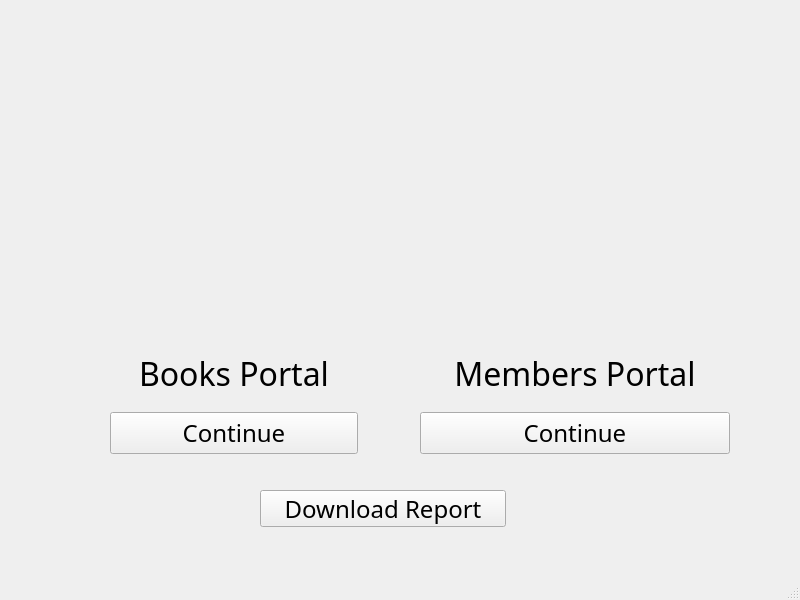
Before: the Qt Designer form ui/Dashboard Window.ui in amazinglySK/lms-400, drawn with Qt 5.
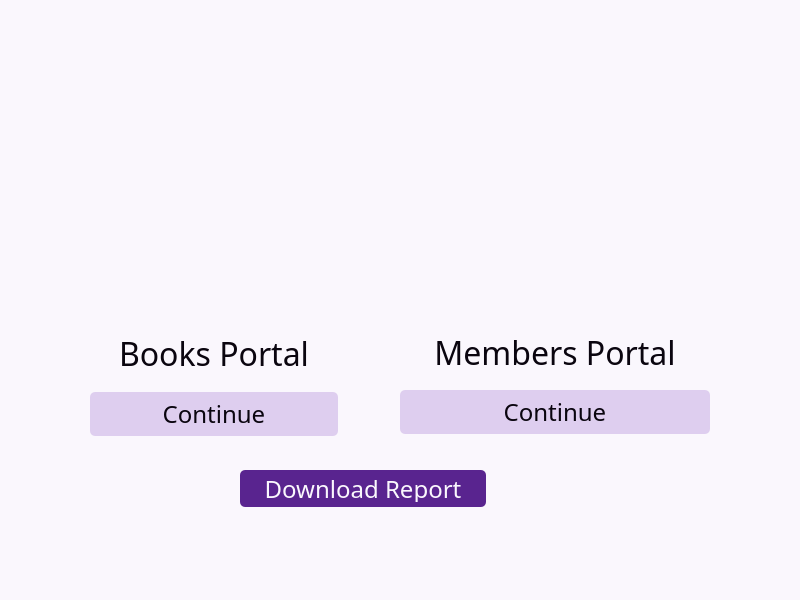
After: the same form once the commit is applied. Icons and pictures are not drawn.

```diff
--- a/ui/Dashboard Window.ui
+++ b/ui/Dashboard Window.ui
@@ -13,12 +13,15 @@
   <property name="windowTitle">
    <string>LMS - 400 | Dashboard</string>
   </property>
+  <property name="styleSheet">
+   <string notr="true">background-color : #faf7fd;</string>
+  </property>
   <widget class="QWidget" name="centralwidget">
    <widget class="QLabel" name="member_img">
     <property name="geometry">
      <rect>
-      <x>480</x>
-      <y>110</y>
+      <x>460</x>
+      <y>90</y>
       <width>191</width>
       <height>201</height>
      </rect>
@@ -36,8 +39,8 @@
    <widget class="QWidget" name="layoutWidget">
     <property name="geometry">
      <rect>
-      <x>420</x>
-      <y>340</y>
+      <x>400</x>
+      <y>320</y>
       <width>310</width>
       <height>114</height>
      </rect>
@@ -57,6 +60,9 @@
          <pointsize>24</pointsize>
         </font>
        </property>
+       <property name="styleSheet">
+        <string>color : #0a050f;</string>
+       </property>
        <property name="text">
         <string>Members Portal</string>
        </property>
@@ -76,6 +82,9 @@
          <pointsize>18</pointsize>
         </font>
        </property>
+       <property name="styleSheet">
+        <string notr="true">background-color : #deceef; color : #0a050f; border: none; border-radius : 5px; padding : 5px 0;</string>
+       </property>
        <property name="text">
         <string>Continue</string>
        </property>
@@ -86,8 +95,8 @@
    <widget class="QLabel" name="book_img">
     <property name="geometry">
      <rect>
-      <x>130</x>
-      <y>120</y>
+      <x>110</x>
+      <y>100</y>
       <width>201</width>
       <height>191</height>
      </rect>
@@ -111,10 +120,10 @@
    <widget class="QWidget" name="layoutWidget">
     <property name="geometry">
      <rect>
-      <x>110</x>
-      <y>340</y>
+      <x>90</x>
+      <y>320</y>
       <width>248</width>
-      <height>114</height>
+      <height>116</height>
      </rect>
     </property>
     <layout class="QVBoxLayout" name="verticalLayout">
@@ -132,6 +141,9 @@
          <pointsize>24</pointsize>
         </font>
        </property>
+       <property name="styleSheet">
+        <string>color : #0a050f;</string>
+       </property>
        <property name="text">
         <string>Books Portal</string>
        </property>
@@ -155,7 +167,7 @@
         <bool>false</bool>
        </property>
        <property name="styleSheet">
-        <string notr="true"/>
+        <string notr="true">background-color : #deceef; color : #0a050f; border: none; border-radius : 5px; padding : 5px 0;</string>
        </property>
        <property name="text">
         <string>Continue</string>
@@ -167,8 +179,8 @@
    <widget class="QPushButton" name="ReportButton">
     <property name="geometry">
      <rect>
-      <x>260</x>
-      <y>490</y>
+      <x>240</x>
+      <y>470</y>
       <width>246</width>
       <height>37</height>
      </rect>
@@ -183,7 +195,7 @@
      <bool>false</bool>
     </property>
     <property name="styleSheet">
-     <string notr="true"/>
+     <string notr="true">background-color : #59248f;color : #faf7fd; border: none; border-radius : 5px; padding : 5px 0;</string>
     </property>
     <property name="text">
      <string>Download Report</string>
```
